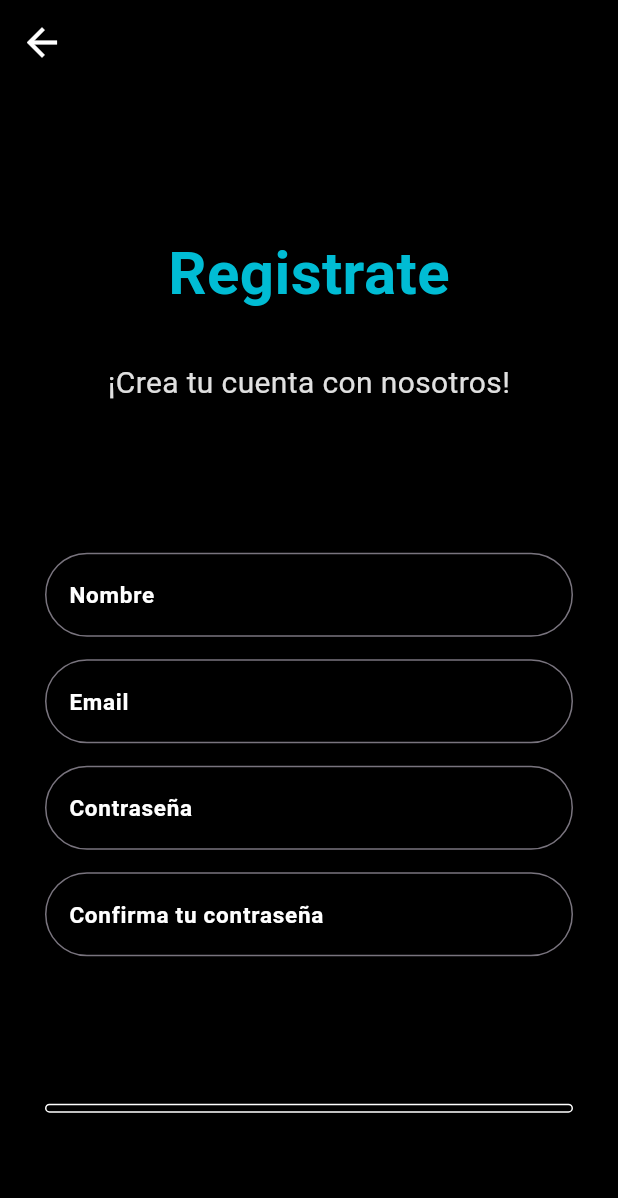
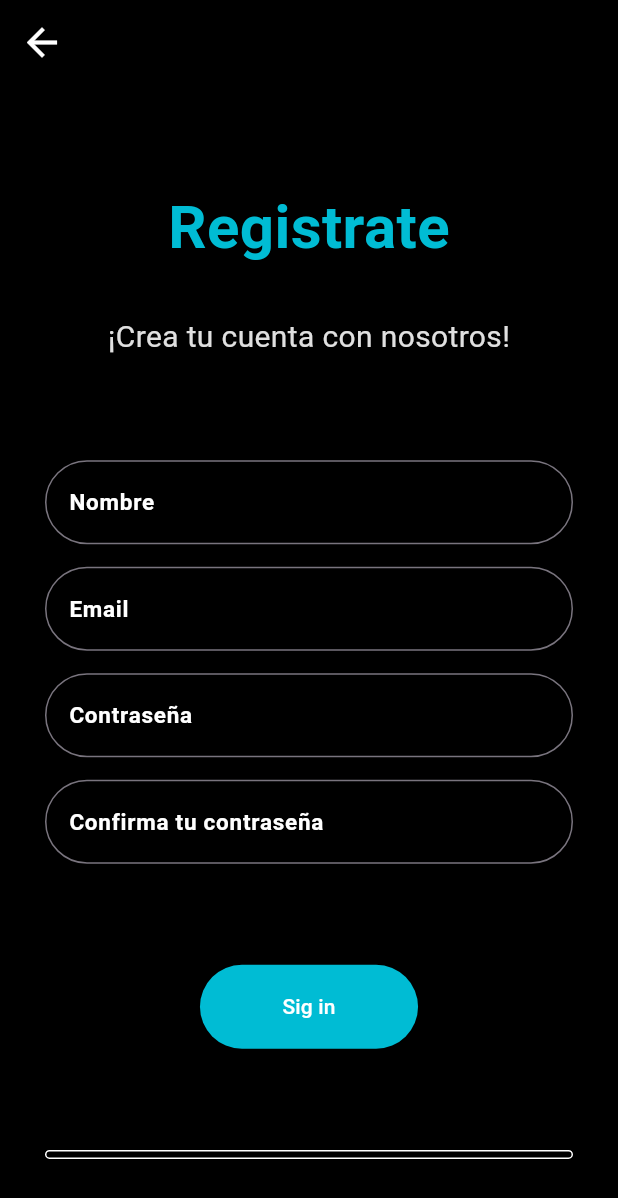
Before and after one commit to JDvarela675/Tarea2.2_lenguajes, a Flutter app: the SingUpPage screen opened by its route, on a phone screen of 412 x 824 dp. Shown: the top 1198 px of the screen. Run offline on Flutter 3.47's test engine with Material 3 defaults, Android fonts, the phone set to English and light mode, and no system bars.

Commit message:
validacion de usuarios y action button en sing up

```diff
--- a/login_page/lib/pages/sing_up_page.dart
+++ b/login_page/lib/pages/sing_up_page.dart
@@ -55,7 +55,23 @@ class SingUpPage extends StatelessWidget {
                   SizedBox(height: 15),
                   CustomTextBox(Title: "Confirma tu contraseña", UserController: TextEditingController(), keyboardType: TextInputType.visiblePassword,)
                 ],
+
               ),
+
+
+             FloatingActionButton.extended(onPressed: (){},
+             label: const Text('Sig in',
+             style: TextStyle(color: Colors.white),
+             ),
+             backgroundColor: Colors.cyan,
+
+            shape: RoundedRectangleBorder(
+            borderRadius: BorderRadius.circular(80),
+            ),
+
+             extendedPadding: EdgeInsets.all(55),
+             ),
+
               Container(
                 padding: EdgeInsets.only(top: 4, left: 4),
                 decoration:
```
Also changed, not shown: login_page/lib/pages/login_page.dart (+12 -3 lines).
